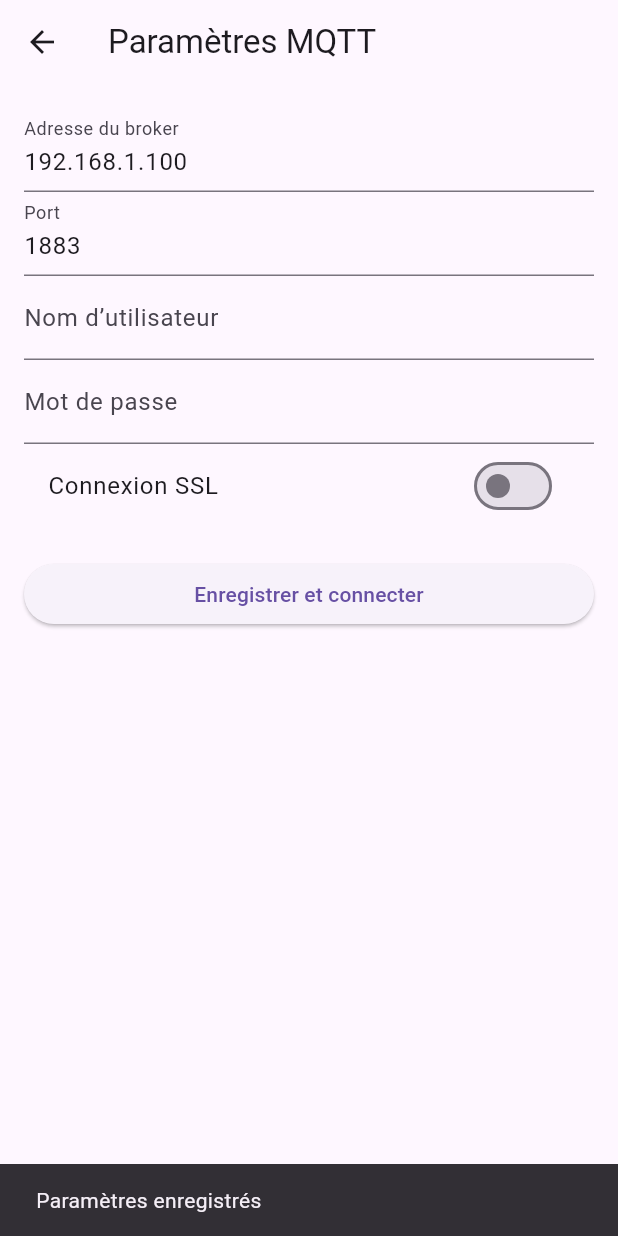
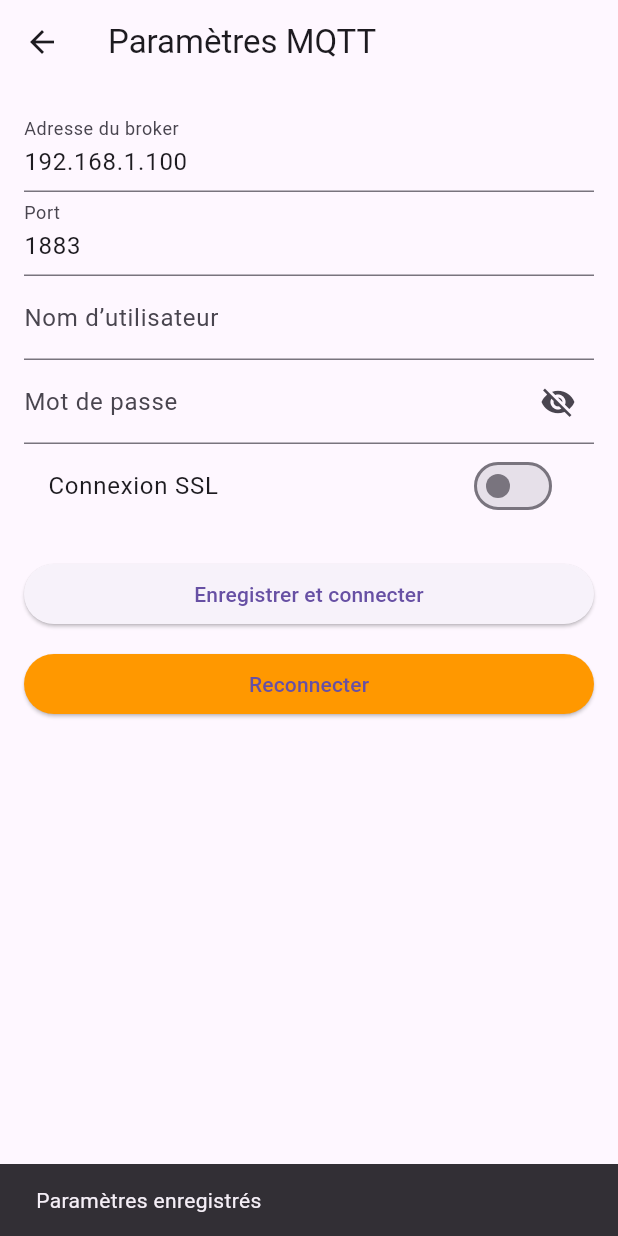
Before and after one commit to haade-administrator/haade_panel_s504, a Flutter app: the SettingsPage screen opened directly, after a tap on "Enregistrer et connecter", on a phone screen of 412 x 824 dp. Run offline on Flutter 3.47's test engine with Material 3 defaults, Android fonts, the phone set to English and light mode, and no system bars; our stand-ins replace flutter_colorpicker, shared_preferences; missing offline and left inert: mqtt_client; accounts and stored records are empty.

Commit message:
ajout d'un bouton reconnecter

```diff
--- a/lib/pages/mqtt_settings_page.dart
+++ b/lib/pages/mqtt_settings_page.dart
@@ -16,6 +16,7 @@ class _SettingsPageState extends State<SettingsPage> {
   final TextEditingController _usernameController = TextEditingController();
   final TextEditingController _passwordController = TextEditingController();
   bool _useSSL = false;
+  bool _passwordVisible = false;
 
   @override
   void initState() {
@@ -43,13 +44,11 @@ class _SettingsPageState extends State<SettingsPage> {
     await prefs.setBool('mqtt_ssl', _useSSL);
 
     ScaffoldMessenger.of(context).showSnackBar(
-      SnackBar(content: Text('Paramètres enregistrés')),
+      const SnackBar(content: Text('Paramètres enregistrés')),
     );
-
-    await _connectAndPublishTest();
   }
 
-  Future<void> _connectAndPublishTest() async {
+  Future<void> _connect() async {
     try {
       await MQTTService.instance.connect(
         broker: _brokerController.text,
@@ -59,7 +58,7 @@ class _SettingsPageState extends State<SettingsPage> {
         useSSL: _useSSL,
       );
       ScaffoldMessenger.of(context).showSnackBar(
-        SnackBar(content: Text('Connecté au broker MQTT')),
+        const SnackBar(content: Text('Connecté au broker MQTT')),
       );
     } catch (e) {
       ScaffoldMessenger.of(context).showSnackBar(
@@ -68,10 +67,20 @@ class _SettingsPageState extends State<SettingsPage> {
     }
   }
 
+  Future<void> _saveAndConnect() async {
+    await _saveSettings();
+    await _connect();
+  }
+
+  Future<void> _reconnect() async {
+    await _saveSettings(); // Assure que les paramètres sont à jour avant reconnect
+    await _connect();
+  }
+
   @override
   Widget build(BuildContext context) {
     return Scaffold(
-      appBar: AppBar(title: Text('Paramètres MQTT')),
+      appBar: AppBar(title: const Text('Paramètres MQTT')),
       body: Padding(
         padding: const EdgeInsets.all(16.0),
         child: Form(
@@ -80,31 +89,47 @@ class _SettingsPageState extends State<SettingsPage> {
             children: [
               TextFormField(
                 controller: _brokerController,
-                decoration: InputDecoration(labelText: 'Adresse du broker'),
+                decoration: const InputDecoration(labelText: 'Adresse du broker'),
               ),
               TextFormField(
                 controller: _portController,
-                decoration: InputDecoration(labelText: 'Port'),
+                decoration: const InputDecoration(labelText: 'Port'),
                 keyboardType: TextInputType.number,
               ),
               TextFormField(
                 controller: _usernameController,
-                decoration: InputDecoration(labelText: 'Nom d’utilisateur'),
+                decoration: const InputDecoration(labelText: 'Nom d’utilisateur'),
               ),
               TextFormField(
                 controller: _passwordController,
-                decoration: InputDecoration(labelText: 'Mot de passe'),
-                obscureText: true,
+                decoration: InputDecoration(
+                  labelText: 'Mot de passe',
+                  suffixIcon: IconButton(
+                    icon: Icon(
+                      _passwordVisible ? Icons.visibility : Icons.visibility_off,
+                    ),
+                    onPressed: () => setState(() => _passwordVisible = !_passwordVisible),
+                  ),
+                ),
+                obscureText: !_passwordVisible,
               ),
               SwitchListTile(
-                title: Text('Connexion SSL'),
+                title: const Text('Connexion SSL'),
                 value: _useSSL,
                 onChanged: (value) => setState(() => _useSSL = value),
               ),
-              SizedBox(height: 20),
+              const SizedBox(height: 20),
               ElevatedButton(
-                onPressed: _saveSettings,
-                child: Text('Enregistrer et connecter'),
+                onPressed: _saveAndConnect,
+                child: const Text('Enregistrer et connecter'),
+              ),
+              const SizedBox(height: 12),
+              ElevatedButton(
+                onPressed: _reconnect,
+                style: ElevatedButton.styleFrom(
+                  backgroundColor: Colors.orange,
+                ),
+                child: const Text('Reconnecter'),
               ),
             ],
           ),
```
